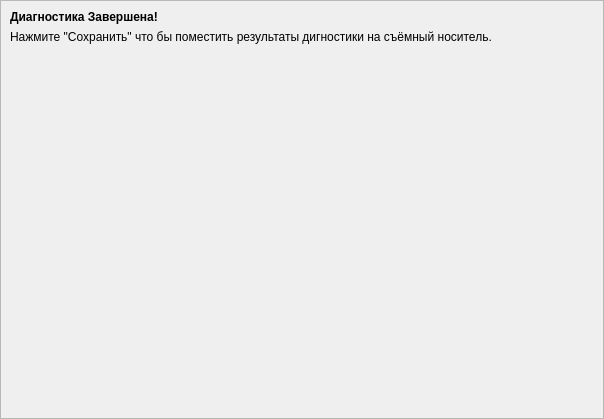
Before: the Qt Designer form src/app/finishwizardpage.ui in august-alt/alt-diagnostic-tool, drawn with Qt 5.
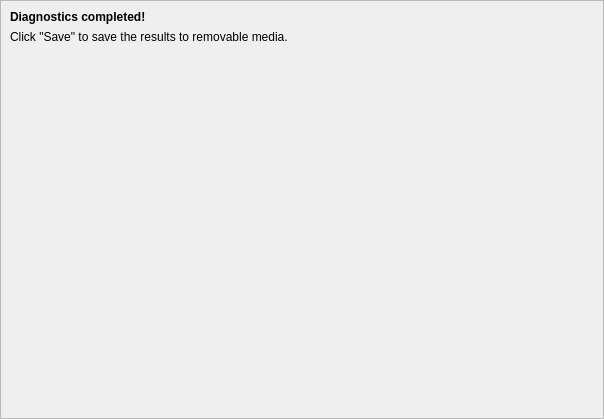
After: the same form once the commit is applied.

```diff
--- a/src/app/finishwizardpage.ui
+++ b/src/app/finishwizardpage.ui
@@ -47,14 +47,14 @@
          </font>
         </property>
         <property name="text">
-         <string>Диагностика Завершена!</string>
+         <string>Diagnostics completed!</string>
         </property>
        </widget>
       </item>
       <item row="1" column="0">
        <widget class="QLabel" name="statusLabel">
         <property name="text">
-         <string>Нажмите &quot;Сохранить&quot; что бы поместить результаты дигностики на съёмный носитель.</string>
+         <string>Click &quot;Save&quot; to save the results to removable media.</string>
         </property>
        </widget>
       </item>
```
